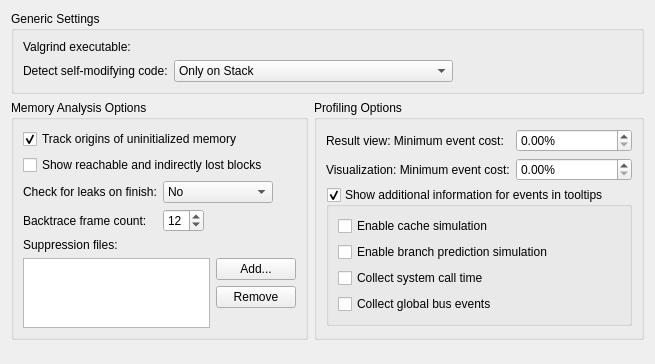
This is src/plugins/valgrind/valgrindconfigwidget.ui in qt-creator/qt-creator as Qt 5 draws it before an edit. The edited form follows.
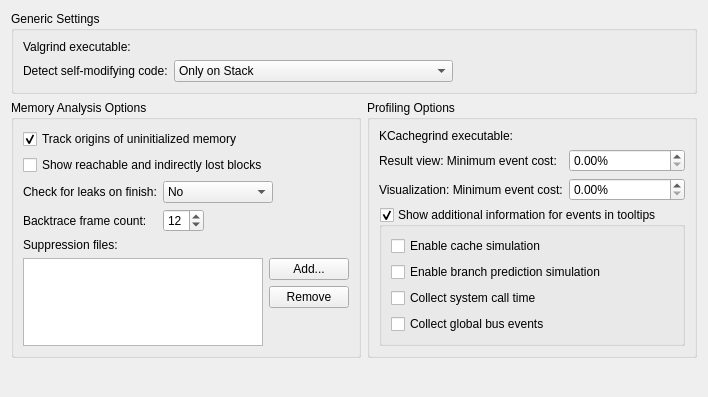
This is the edited form. Custom widgets are drawn as their Qt base class.

Commit message: Callgrind: Support opening last results in KCachegrind

```diff
--- a/src/plugins/valgrind/valgrindconfigwidget.ui
+++ b/src/plugins/valgrind/valgrindconfigwidget.ui
@@ -6,8 +6,8 @@
    <rect>
     <x>0</x>
     <y>0</y>
-    <width>655</width>
-    <height>364</height>
+    <width>708</width>
+    <height>397</height>
    </rect>
   </property>
   <layout class="QGridLayout" name="gridLayout">
@@ -106,7 +106,7 @@
       <string>Profiling Options</string>
      </property>
      <layout class="QFormLayout" name="formLayout_2">
-      <item row="0" column="0">
+      <item row="1" column="0">
        <widget class="QLabel" name="minimumInclusiveCostRatioLabel">
         <property name="toolTip">
          <string>Limits the amount of results the profiler gives you. A lower limit will likely increase performance.</string>
@@ -119,7 +119,7 @@
         </property>
        </widget>
       </item>
-      <item row="0" column="1">
+      <item row="1" column="1">
        <widget class="QDoubleSpinBox" name="minimumInclusiveCostRatio">
         <property name="suffix">
          <string>%</string>
@@ -135,7 +135,7 @@
         </property>
        </widget>
       </item>
-      <item row="2" column="0" colspan="2">
+      <item row="3" column="0" colspan="2">
        <widget class="QGroupBox" name="enableEventToolTips">
         <property name="title">
          <string>Show additional information for events in tooltips</string>
@@ -203,14 +203,14 @@
         </layout>
        </widget>
       </item>
-      <item row="1" column="0">
+      <item row="2" column="0">
        <widget class="QLabel" name="visualisationMinimumInclusiveCostRatioLabel">
         <property name="text">
          <string>Visualization: Minimum event cost:</string>
         </property>
        </widget>
       </item>
-      <item row="1" column="1">
+      <item row="2" column="1">
        <widget class="QDoubleSpinBox" name="visualisationMinimumInclusiveCostRatio">
         <property name="prefix">
          <string/>
@@ -226,6 +226,23 @@
         </property>
        </widget>
       </item>
+      <item row="0" column="0">
+       <widget class="QLabel" name="label_2">
+        <property name="text">
+         <string>KCachegrind executable:</string>
+        </property>
+       </widget>
+      </item>
+      <item row="0" column="1">
+       <widget class="Utils::PathChooser" name="kcachegrindExeChooser" native="true">
+        <property name="sizePolicy">
+         <sizepolicy hsizetype="Preferred" vsizetype="Preferred">
+          <horstretch>1</horstretch>
+          <verstretch>0</verstretch>
+         </sizepolicy>
+        </property>
+       </widget>
+      </item>
      </layout>
     </widget>
    </item>
```
The commit also changes 11 other files.
